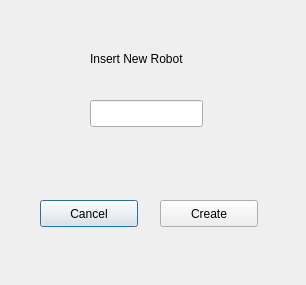
Above: src/the_teleop/AddBag.ui from NuenoB/TheTeleop before the change. Below: the same form after it.
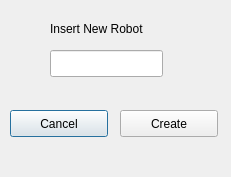
That is the form after the change.

Diff of the .ui file:
```diff
--- a/src/the_teleop/AddBag.ui
+++ b/src/the_teleop/AddBag.ui
@@ -6,8 +6,8 @@
    <rect>
     <x>0</x>
     <y>0</y>
-    <width>306</width>
-    <height>285</height>
+    <width>231</width>
+    <height>177</height>
    </rect>
   </property>
   <property name="windowTitle">
@@ -16,8 +16,8 @@
   <widget class="QLabel" name="label">
    <property name="geometry">
     <rect>
-     <x>90</x>
-     <y>50</y>
+     <x>50</x>
+     <y>20</y>
      <width>121</width>
      <height>17</height>
     </rect>
@@ -29,8 +29,8 @@
   <widget class="QLineEdit" name="lineEdit">
    <property name="geometry">
     <rect>
-     <x>90</x>
-     <y>100</y>
+     <x>50</x>
+     <y>50</y>
      <width>113</width>
      <height>27</height>
     </rect>
@@ -39,8 +39,8 @@
   <widget class="QPushButton" name="add_bag_cancel">
    <property name="geometry">
     <rect>
-     <x>40</x>
-     <y>200</y>
+     <x>10</x>
+     <y>110</y>
      <width>98</width>
      <height>27</height>
     </rect>
@@ -52,8 +52,8 @@
   <widget class="QPushButton" name="create_new_bag">
    <property name="geometry">
     <rect>
-     <x>160</x>
-     <y>200</y>
+     <x>120</x>
+     <y>110</y>
      <width>98</width>
      <height>27</height>
     </rect>
```
